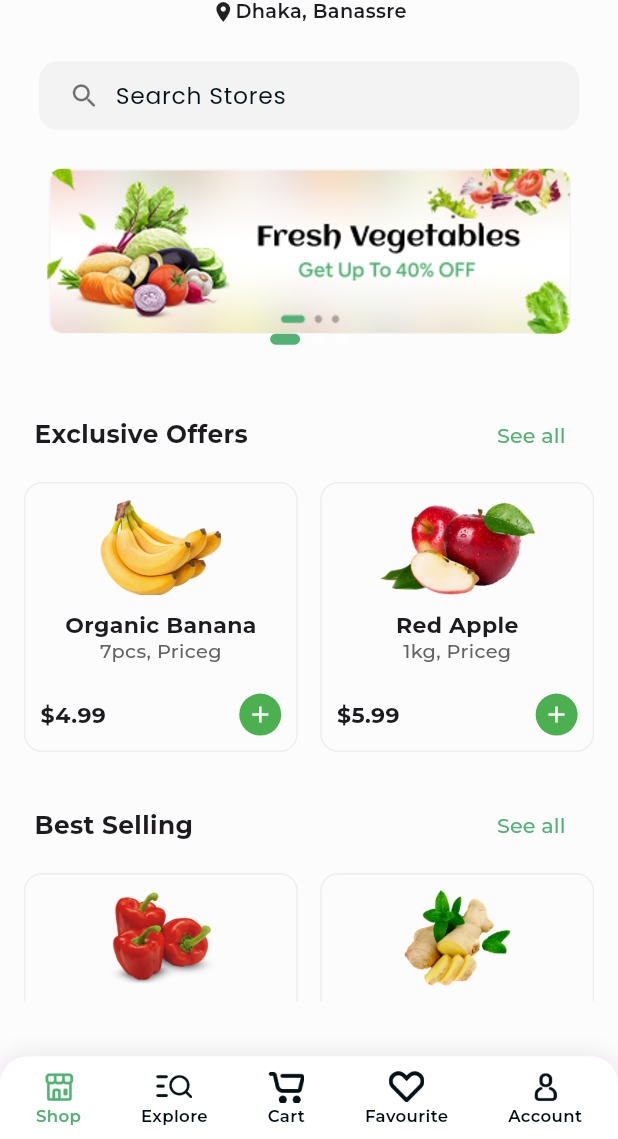
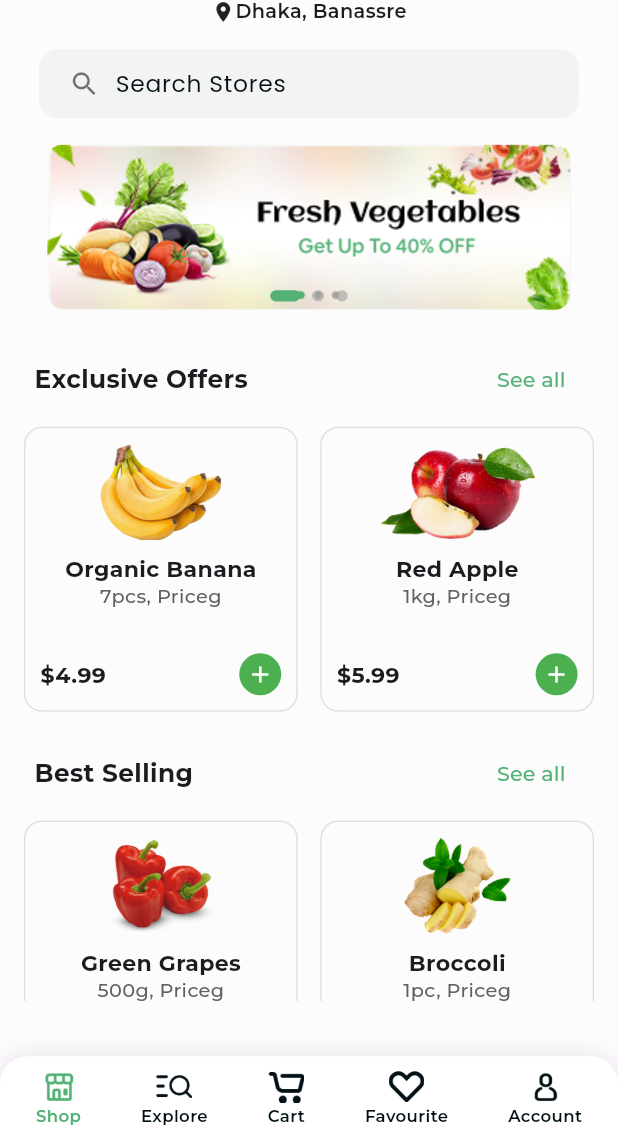
Before and after one commit to Nouman-hashir/GroceryMart, a Flutter app: the screen it shows after launch, on a phone screen of 412 x 824 dp, the part 97-1236 px from its top. Run offline on Flutter 3.47's test engine with Material 3 defaults, Android fonts, the phone set to English and light mode, and no system bars; drawn by our look-alikes of carousel_slider; our stand-ins replace flutter_screenutil, get_it, go_router, google_fonts.

Commit message:
some changes in ui of home screen

```diff
--- a/lib/feature/cart/cart.dart
+++ b/lib/feature/cart/cart.dart
@@ -1 +1,4 @@
-// TODO Implement this library.
+export 'view/cart_view.dart';
+export 'provider/cart_provider.dart';
+export 'models/cart_model.dart';
+export 'widgets/cart_item.dart';
--- /dev/null
+++ b/lib/feature/cart/models/cart_model.dart
@@ -0,0 +1 @@
+// TODO Implement this library.
--- /dev/null
+++ b/lib/feature/cart/provider/cart_provider.dart
@@ -0,0 +1 @@
+// TODO Implement this library.
--- /dev/null
+++ b/lib/feature/cart/widgets/cart_item.dart
@@ -0,0 +1 @@
+// TODO Implement this library.
--- a/lib/feature/home/view/home_view.dart
+++ b/lib/feature/home/view/home_view.dart
@@ -22,7 +22,7 @@ class _HomeViewState extends State<HomeView> {
         padding:  EdgeInsets.symmetric(horizontal: 16.w, vertical:40.h),
         child: SingleChildScrollView(
           child: Column(
-            spacing: 8,
+            spacing: 4,
             mainAxisAlignment: MainAxisAlignment.center,
             children: [
               const LocationHeader(),
--- a/lib/feature/home/widgets/banner.dart
+++ b/lib/feature/home/widgets/banner.dart
@@ -1,6 +1,5 @@
 // ignore_for_file: deprecated_member_use
 
-import 'package:carousel_slider/carousel_slider.dart';
 import '../../../grocery_mart.dart';
 
 class OfferBanner extends StatefulWidget {
@@ -22,7 +21,7 @@ class _OfferBannerState extends State<OfferBanner> {
   @override
   Widget build(BuildContext context) {
     return SizedBox(
-      height: 140.h,
+      height: 126.h,
       child: Stack(
         children: [
           CarouselSlider.builder(
@@ -51,7 +50,6 @@ class _OfferBannerState extends State<OfferBanner> {
               },
             ),
           ),
-
           Positioned(
             bottom: 12.h,
             left: 0,
@@ -68,7 +66,7 @@ class _OfferBannerState extends State<OfferBanner> {
                   decoration: BoxDecoration(
                     color: isActive
                         ? AppColors.primaryColor
-                        : Colors.white.withOpacity(0.6),
+                        : Colors.grey.withOpacity(0.6),
                     borderRadius: BorderRadius.circular(12.r),
                   ),
                 );
--- a/lib/feature/home/widgets/bottom_nav_bar.dart
+++ b/lib/feature/home/widgets/bottom_nav_bar.dart
@@ -1,10 +1,7 @@
-
-
-
 import '../../../grocery_mart.dart';
 
 class BottomNavScreen extends StatefulWidget {
-    final int? screenIndex;
+  final int? screenIndex;
   const BottomNavScreen({super.key, this.screenIndex});
 
   @override
@@ -14,13 +11,19 @@ class BottomNavScreen extends StatefulWidget {
 class _BottomNavScreenState extends State<BottomNavScreen> {
   final List<Widget> screens = const [
     HomeView(),
-    // ExploreScreen(),
-    // CartScreen(),
-    // FavouriteScreen(),
-    // AccountScreen(),
+    CartView(),
+    Placeholder(),
+    Placeholder(),
+    Placeholder(),
   ];
 
-  final List<String> titles = ['Shop', 'Explore', 'Cart', 'Favourite', 'Account'];
+  final List<String> titles = [
+    'Shop',
+    'Explore',
+    'Cart',
+    'Favourite',
+    'Account',
+  ];
 
   final List<String> filledIcons = [
     AppImages.shopFill,
@@ -76,8 +79,12 @@ class _BottomNavScreenState extends State<BottomNavScreen> {
                           height: 24.h,
                           width: 24.w,
                           child: Image.asset(
-                            isSelected ? filledIcons[index] : unfilledIcons[index],
-                            color: isSelected ? AppColors.primaryColor : AppColors.black,
+                            isSelected
+                                ? filledIcons[index]
+                                : unfilledIcons[index],
+                            color: isSelected
+                                ? AppColors.primaryColor
+                                : AppColors.black,
                           ),
                         ),
                         SizedBox(height: 4.h),
@@ -86,7 +93,9 @@ class _BottomNavScreenState extends State<BottomNavScreen> {
                           style: AppTextStyles.montserrat(
                             fontSize: 12.sp,
                             fontWeight: FontWeight.w600,
-                            color: isSelected ? AppColors.primaryColor : AppColors.black,
+                            color: isSelected
+                                ? AppColors.primaryColor
+                                : AppColors.black,
                           ),
                         ),
                       ],
--- a/lib/feature/home/widgets/product_card.dart
+++ b/lib/feature/home/widgets/product_card.dart
@@ -11,7 +11,7 @@ class ProductCard extends StatelessWidget {
     return Container(
       padding: const EdgeInsets.all(10),
       decoration: BoxDecoration(
-        border: Border.all(color: Colors.grey.shade200),
+        border: Border.all(color: Colors.grey.shade300),
         borderRadius: BorderRadius.circular(12),
       ),
       child: Column(
--- a/lib/feature/home/widgets/product_section.dart
+++ b/lib/feature/home/widgets/product_section.dart
@@ -50,7 +50,7 @@ class ProductSection extends StatelessWidget {
           physics: const NeverScrollableScrollPhysics(),
           gridDelegate: const SliverGridDelegateWithFixedCrossAxisCount(
             crossAxisCount: 2,
-            mainAxisExtent: 180,
+            mainAxisExtent: 190,
             crossAxisSpacing: 15,
             mainAxisSpacing: 10,
           ),
```
Also changed, not shown: lib/feature/cart/view/cart_view.dart (added, +10 -0 lines), lib/feature/home/widgets/pulses_row.dart (+9 -9 lines), assets/images/pulses2.png (added).
